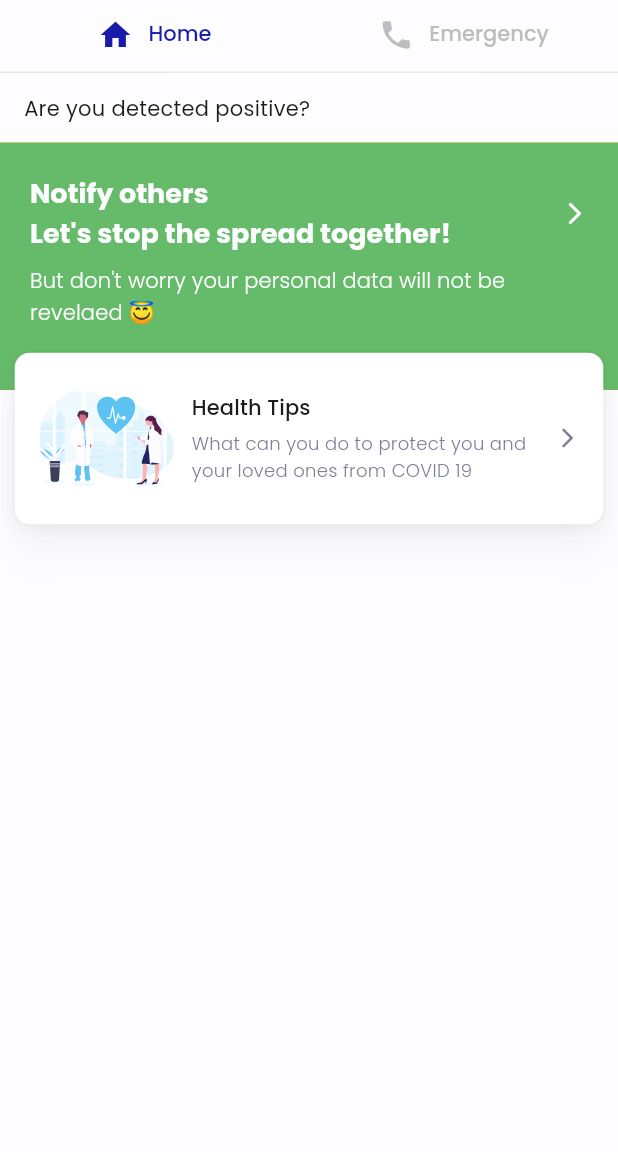
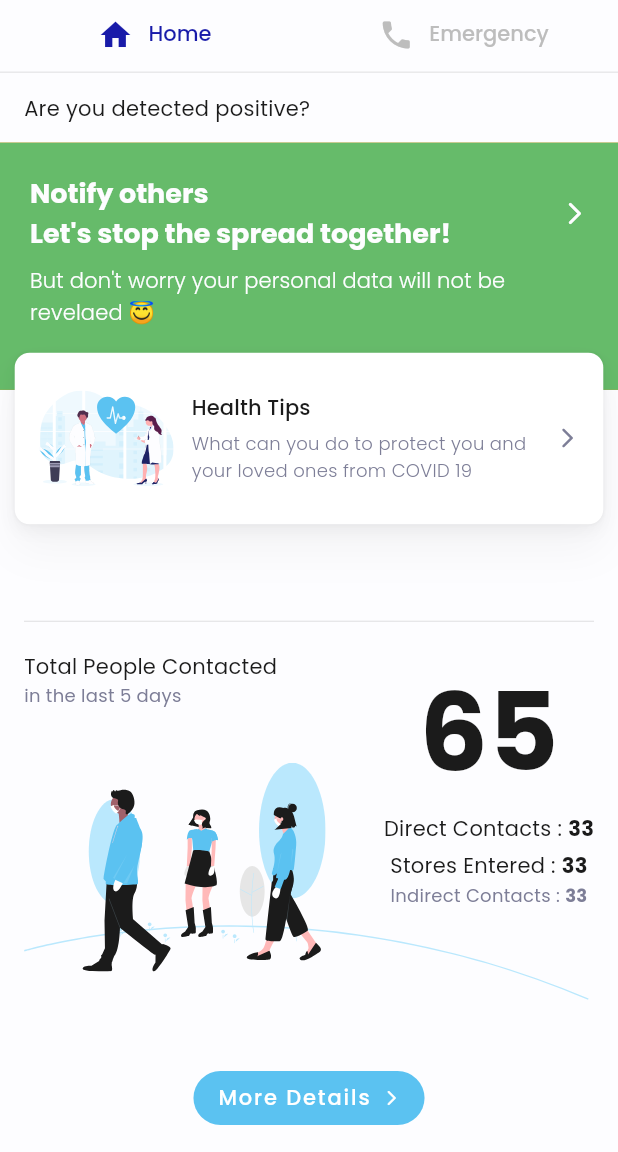
Before and after one commit to anjuchamantha/COVID19-Bubble-Detector, a Flutter app: the Home screen opened by its route, on a phone screen of 412 x 824 dp, the part 84-1236 px from its top. Run offline on Flutter 3.47's test engine with Material 2 defaults, Android fonts, the phone set to English and light mode, and no system bars; our stand-ins replace cloud_firestore, firebase_auth, firebase_core, firebase_messaging, flutter_bluetooth_serial, flutter_datetime_picker and 5 more; missing offline and left inert: dart:ffi, flutter_beacon, flutter_foreground_task, flutter_picker; accounts and stored records are empty; statements that could not run were skipped.

Commit message:
Home page update done

```diff
--- a/bubble_detector/lib/views/pages/Main/home_page.dart
+++ b/bubble_detector/lib/views/pages/Main/home_page.dart
@@ -162,6 +162,159 @@ class HomePage extends StatelessWidget {
             ],
           ),
         ),
+
+        SizedBox(height: 8),
+
+        Divider(endIndent: 16, indent: 16),
+
+        SizedBox(height: 12),
+
+        Padding(
+          padding: const EdgeInsets.symmetric(horizontal: 16.0, vertical: 0),
+          child: Column(
+            children: [
+              Stack(
+                children: [
+                  Positioned(
+                    child: Column(
+                      crossAxisAlignment: CrossAxisAlignment.start,
+                      children: [
+                        Text(
+                          'Total People Contacted',
+                          style: TextStyle(
+                            fontSize: 14,
+                            color: ProjectColors.BLACK,
+                            letterSpacing: 0.2,
+                          ),
+                        ),
+                        Text(
+                          'in the last 5 days',
+                          style: TextStyle(
+                            fontSize: 12,
+                            color: ProjectColors.ACCENT_COLOR,
+                            letterSpacing: 0.2,
+                          ),
+                        ),
+                        SizedBox(height: 6),
+                        SvgPicture.asset(
+                          'images/Group 2.svg',
+                          height: MediaQuery.of(context).size.height / 3.8,
+                        ),
+                      ],
+                    ),
+                  ),
+                  Positioned(
+                    right: 0,
+                    child: Column(
+                      children: [
+                        Text(
+                          '65',
+                          style: TextStyle(
+                            fontSize: 72,
+                            color: ProjectColors.BLACK,
+                            fontWeight: FontWeight.w800,
+                            letterSpacing: 0.2,
+                          ),
+                        ),
+                        Row(
+                          children: [
+                            Text(
+                              'Direct Contacts : ',
+                              style: TextStyle(
+                                fontSize: 14,
+                                color: ProjectColors.BLACK,
+                                letterSpacing: 0.2,
+                              ),
+                            ),
+                            Text(
+                              '33',
+                              style: TextStyle(
+                                fontSize: 14,
+                                color: ProjectColors.BLACK,
+                                fontWeight: FontWeight.w800,
+                                letterSpacing: 0.2,
+                              ),
+                            ),
+                          ],
+                        ),
+                        SizedBox(height: 4),
+                        Row(
+                          children: [
+                            Text(
+                              'Stores Entered : ',
+                              style: TextStyle(
+                                fontSize: 14,
+                                color: ProjectColors.BLACK,
+                                letterSpacing: 0.2,
+                              ),
+                            ),
+                            Text(
+                              '33',
+                              style: TextStyle(
+                                fontSize: 14,
+                                color: ProjectColors.BLACK,
+                                fontWeight: FontWeight.w800,
+                                letterSpacing: 0.2,
+                              ),
+                            ),
+                          ],
+                        ),
+                        Row(
+                          children: [
+                            Text(
+                              'Indirect Contacts : ',
+                              style: TextStyle(
+                                fontSize: 12,
+                                color: ProjectColors.ACCENT_COLOR,
+                                letterSpacing: 0.2,
+                              ),
+                            ),
+                            Text(
+                              '33',
+                              style: TextStyle(
+                                fontSize: 12,
+                                color: ProjectColors.ACCENT_COLOR,
+                                fontWeight: FontWeight.w800,
+                                letterSpacing: 0.2,
+                              ),
+                            ),
+                          ],
+                        ),
+                      ],
+                    ),
+                  ),
+                ],
+              ),
+              Column(
+                children: [
+                  SizedBox(height: 12),
+                  ElevatedButton(
+                    child: Wrap(
+                      crossAxisAlignment: WrapCrossAlignment.center,
+                      children: [
+                        Text('More Details'),
+                        SizedBox(width: 8),
+                        Icon(
+                          Icons.arrow_forward_ios_rounded,
+                          size: 12,
+                        ),
+                      ],
+                    ),
+                    onPressed: () {
+                      Get.toNamed(AppRoutes.DETECT_COVID_PAGE);
+                    },
+                    style: ButtonStyle(
+                      backgroundColor: MaterialStateProperty.all<Color>(
+                        ProjectColors.SECONDARY_COLOR,
+                      ),
+                    ),
+                  ),
+                  SizedBox(height: 12),
+                ],
+              ),
+            ],
+          ),
+        ),
       ],
     );
   }
```
Also changed, not shown: bubble_detector/images/Group 1.svg (added), bubble_detector/images/Group 2.svg (added).
